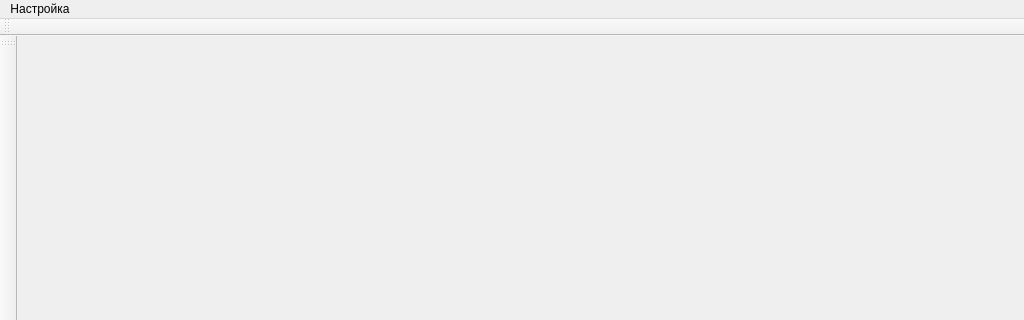
rust3128/HotlineDesktopOld, file mainwindow.ui: the form before one commit; both pictures show x 0 to 1024 and y 0 to 320 of the 1024 by 768 pixel window.
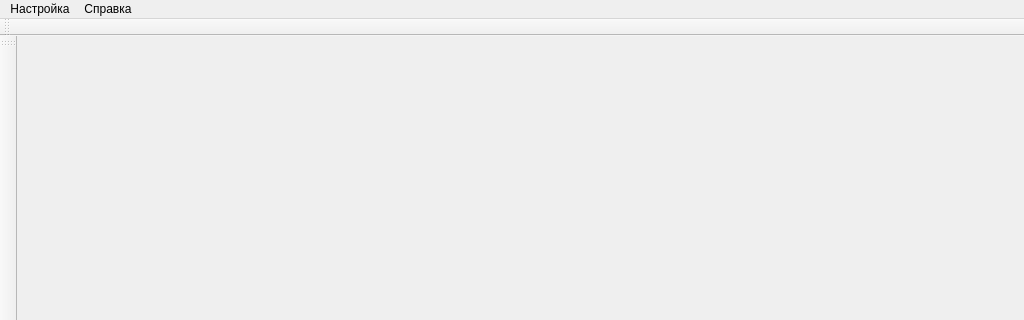
The form after the commit. Icons and pictures are not drawn.

Patch:
```diff
--- a/mainwindow.ui
+++ b/mainwindow.ui
@@ -27,7 +27,7 @@
      <x>0</x>
      <y>0</y>
      <width>1024</width>
-     <height>21</height>
+     <height>23</height>
     </rect>
    </property>
    <widget class="QMenu" name="menu">
@@ -43,7 +43,16 @@
     <addaction name="menu_2"/>
     <addaction name="actionOptions"/>
    </widget>
+   <widget class="QMenu" name="menuHelp">
+    <property name="title">
+     <string>Справка</string>
+    </property>
+    <addaction name="actionAbout"/>
+    <addaction name="separator"/>
+    <addaction name="action_Qt"/>
+   </widget>
    <addaction name="menu"/>
+   <addaction name="menuHelp"/>
   </widget>
   <widget class="QToolBar" name="mainToolBar">
    <attribute name="toolBarArea">
```
Left out of the diff: 10 changed lines with no effect on the pictures.
